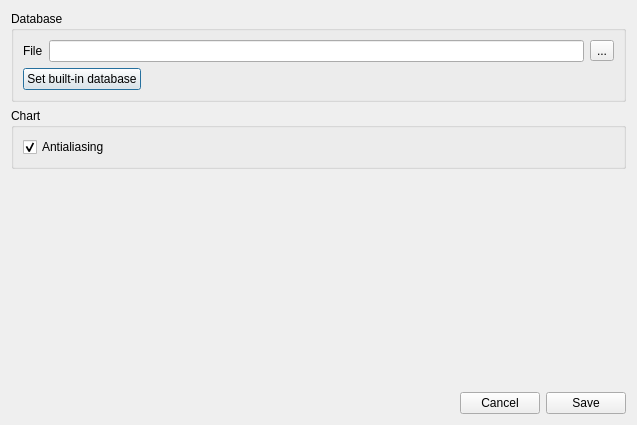
Old version of the form src/preferences.ui in the repository hobrasoft/simul6.
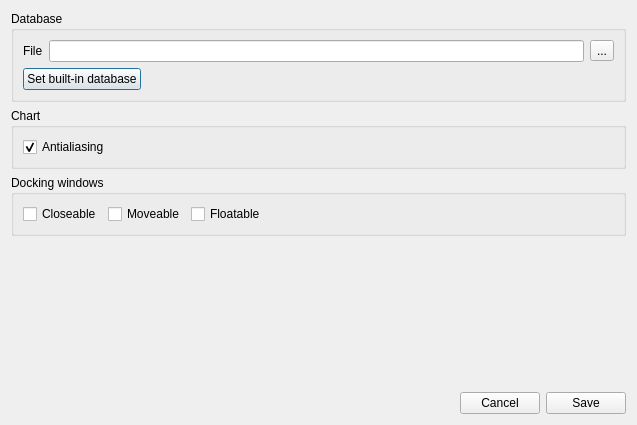
New version of the form.

Commit message: Nastavení docking windows

```diff
--- a/src/preferences.ui
+++ b/src/preferences.ui
@@ -13,7 +13,7 @@
   <property name="windowTitle">
    <string>Dialog</string>
   </property>
-  <layout class="QGridLayout" name="gridLayout_3">
+  <layout class="QGridLayout" name="gridLayout_4">
    <item row="0" column="0">
     <widget class="QGroupBox" name="groupBox">
      <property name="title">
@@ -97,6 +97,49 @@
     </widget>
    </item>
    <item row="2" column="0">
+    <widget class="QGroupBox" name="groupBox_3">
+     <property name="title">
+      <string>Docking windows</string>
+     </property>
+     <layout class="QGridLayout" name="gridLayout_3">
+      <item row="0" column="0">
+       <widget class="QCheckBox" name="f_closeable">
+        <property name="text">
+         <string>Closeable</string>
+        </property>
+       </widget>
+      </item>
+      <item row="0" column="1">
+       <widget class="QCheckBox" name="f_moveable">
+        <property name="text">
+         <string>Moveable</string>
+        </property>
+       </widget>
+      </item>
+      <item row="0" column="2">
+       <widget class="QCheckBox" name="f_floatable">
+        <property name="text">
+         <string>Floatable</string>
+        </property>
+       </widget>
+      </item>
+      <item row="0" column="3">
+       <spacer name="horizontalSpacer_4">
+        <property name="orientation">
+         <enum>Qt::Horizontal</enum>
+        </property>
+        <property name="sizeHint" stdset="0">
+         <size>
+          <width>312</width>
+          <height>20</height>
+         </size>
+        </property>
+       </spacer>
+      </item>
+     </layout>
+    </widget>
+   </item>
+   <item row="3" column="0">
     <spacer name="verticalSpacer">
      <property name="orientation">
       <enum>Qt::Vertical</enum>
@@ -109,7 +152,7 @@
      </property>
     </spacer>
    </item>
-   <item row="3" column="0">
+   <item row="4" column="0">
     <layout class="QHBoxLayout" name="horizontalLayout">
      <item>
       <spacer name="horizontalSpacer">
```
The commit also changes 6 other files.
